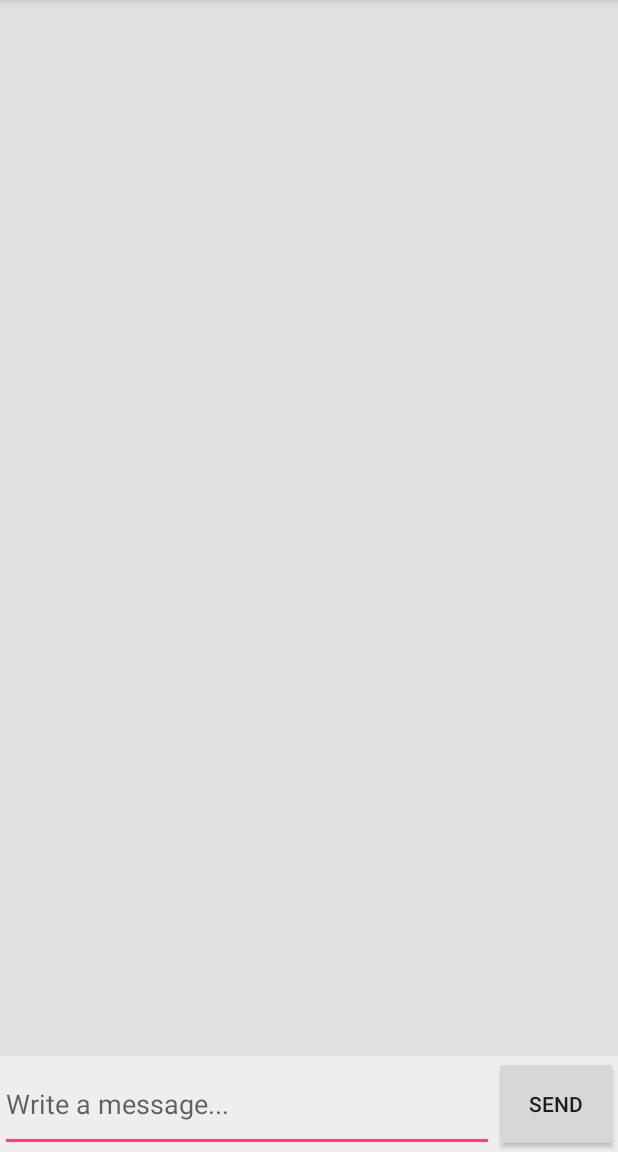
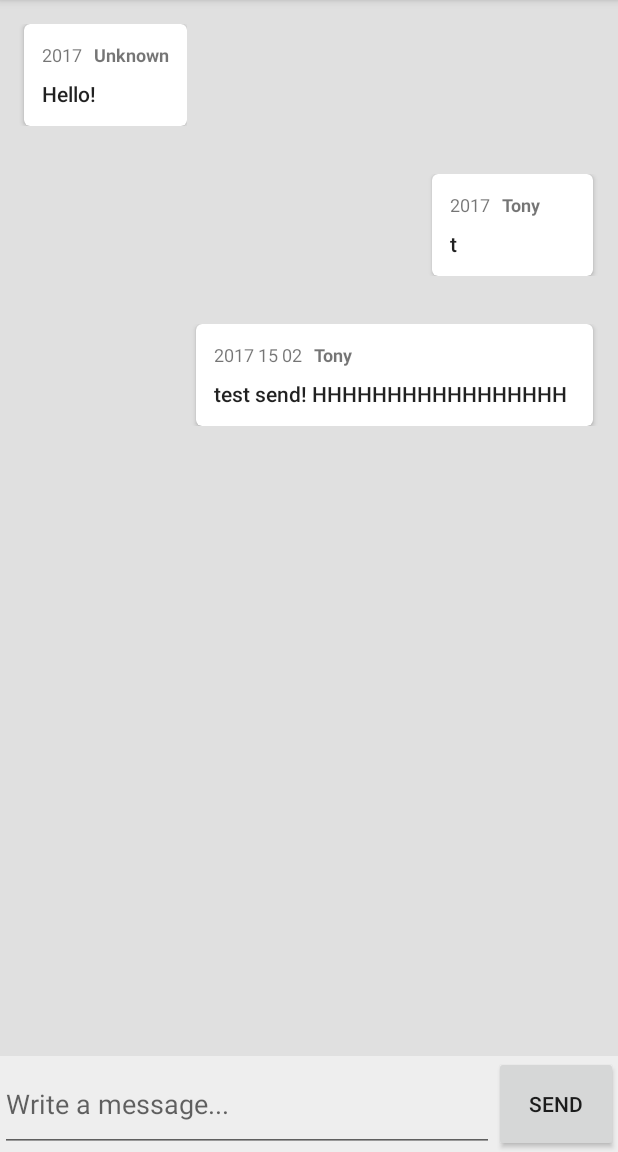
Before and after one commit to tony-em/ChatApp, an Android app: the screen it shows after launch (MainActivity), on a phone screen of 412 x 824 dp, the part 84-1236 px from its top. Run offline under Robolectric (Android 15) with nearby library versions, the phone set to English and light mode, and no system bars.

Commit message:
Add RecyclerView for messages and other fixes

```diff
--- a/ChatClientAndroid/app/build.gradle
+++ b/ChatClientAndroid/app/build.gradle
@@ -25,5 +25,7 @@ dependencies {
         exclude group: 'com.android.support', module: 'support-annotations'
     })
     compile 'com.android.support:appcompat-v7:25.3.1'
+    compile 'com.android.support:recyclerview-v7:25.3.1'
+    compile 'com.android.support:cardview-v7:25.3.1'
     testCompile 'junit:junit:4.12'
 }
--- a/ChatClientAndroid/app/src/main/java/app/chatclientandroid/MainActivity.java
+++ b/ChatClientAndroid/app/src/main/java/app/chatclientandroid/MainActivity.java
@@ -2,12 +2,27 @@ package app.chatclientandroid;
 
 import android.os.Bundle;
 import android.support.v7.app.AppCompatActivity;
+import android.support.v7.widget.LinearLayoutManager;
+import android.support.v7.widget.RecyclerView;
 
 public class MainActivity extends AppCompatActivity {
+
+    private RecyclerView recyclerView;
+    private MessageAdapter msgAdapter;
 
     @Override
     protected void onCreate(Bundle savedInstanceState) {
         super.onCreate(savedInstanceState);
         setContentView(R.layout.activity_main);
+
+        recyclerView = (RecyclerView) findViewById(R.id.msgs_pane);
+        RecyclerView.LayoutManager layoutManager = new LinearLayoutManager(this, LinearLayoutManager.VERTICAL, false);
+        recyclerView.setLayoutManager(layoutManager);
+
+        msgAdapter = MessageAdapter.getInstance();
+        recyclerView.setAdapter(msgAdapter);
+        msgAdapter.addMsg("2017", "Unknown", "Hello!", MessageAdapter.MsgType.TYPE_RECEIVE);
+        msgAdapter.addMsg("2017", "Tony", "t", MessageAdapter.MsgType.TYPE_SEND);
+        msgAdapter.addMsg("2017 15 02", "Tony", "test send! HHHHHHHHHHHHHHHHH", MessageAdapter.MsgType.TYPE_SEND);
     }
 }
--- /dev/null
+++ b/ChatClientAndroid/app/src/main/java/app/chatclientandroid/MessageAdapter.java
@@ -0,0 +1,83 @@
+package app.chatclientandroid;
+
+import android.support.v7.widget.RecyclerView;
+import android.view.LayoutInflater;
+import android.view.View;
+import android.view.ViewGroup;
+import android.widget.TextView;
+
+import java.util.ArrayList;
+import java.util.List;
+
+public class MessageAdapter extends RecyclerView.Adapter<MessageAdapter.MessageViewHolder> {
+
+    private static MessageAdapter messageAdapter;
+
+    private List<String[]> msgs = new ArrayList<>();
+    private List<MsgType> msgsTypes = new ArrayList<>();
+
+    public enum MsgType {
+        TYPE_SEND, TYPE_RECEIVE
+    }
+
+    private MessageAdapter() {
+    }
+
+    public static MessageAdapter getInstance() {
+        if (messageAdapter == null)
+            return new MessageAdapter();
+        else
+            return messageAdapter;
+    }
+
+    public void addMsg(String datetime, String nickname, String msg, MsgType type) {
+        msgs.add(new String[]{datetime, nickname, msg});
+        msgsTypes.add(type);
+        notifyDataSetChanged();
+    }
+
+    @Override
+    public MessageViewHolder onCreateViewHolder(ViewGroup parent, int viewType) {
+        View v;
+
+        if (viewType == 0) {
+            v = LayoutInflater.from(parent.getContext()).inflate(R.layout.msg_send, parent, false);
+        } else {
+            v = LayoutInflater.from(parent.getContext()).inflate(R.layout.msg_receive, parent, false);
+        }
+
+        return new MessageViewHolder(v);
+    }
+
+    @Override
+    public void onBindViewHolder(MessageViewHolder holder, int position) {
+        holder.datetime.setText(msgs.get(position)[0]);
+        holder.nickname.setText(msgs.get(position)[1]);
+        holder.msg.setText(msgs.get(position)[2]);
+    }
+
+    @Override
+    public int getItemViewType(int position) {
+        return (msgsTypes.get(position) == MsgType.TYPE_SEND) ? 0 : 1;
+    }
+
+    @Override
+    public int getItemCount() {
+        return msgs.size();
+    }
+
+    public class MessageViewHolder extends RecyclerView.ViewHolder {
+
+        private TextView datetime;
+        private TextView nickname;
+        private TextView msg;
+
+        public MessageViewHolder(View itemView) {
+            super(itemView);
+
+            datetime = (TextView) itemView.findViewById(R.id.datetime);
+            nickname = (TextView) itemView.findViewById(R.id.nickname);
+            msg = (TextView) itemView.findViewById(R.id.msg);
+        }
+    }
+}
--- a/ChatClientAndroid/app/src/main/res/layout/activity_main.xml
+++ b/ChatClientAndroid/app/src/main/res/layout/activity_main.xml
@@ -9,7 +9,15 @@
     <LinearLayout
         android:layout_width="match_parent"
         android:layout_height="match_parent"
+        android:layout_marginBottom="64dp"
         android:orientation="vertical">
+
+        <android.support.v7.widget.RecyclerView
+            android:id="@+id/msgs_pane"
+            android:layout_width="match_parent"
+            android:layout_height="match_parent">
+
+        </android.support.v7.widget.RecyclerView>
 
     </LinearLayout>
 
--- /dev/null
+++ b/ChatClientAndroid/app/src/main/res/layout/msg_receive.xml
@@ -0,0 +1,57 @@
+<?xml version="1.0" encoding="utf-8"?>
+<LinearLayout xmlns:android="http://schemas.android.com/apk/res/android"
+    xmlns:app="http://schemas.android.com/apk/res-auto"
+    android:layout_width="wrap_content"
+    android:layout_height="wrap_content"
+    android:orientation="vertical"
+    android:paddingBottom="16dp"
+    android:paddingRight="81dp"
+    android:paddingTop="16dp">
+
+    <android.support.v7.widget.CardView
+        android:layout_width="wrap_content"
+        android:layout_height="wrap_content"
+        android:layout_marginStart="16dp"
+        android:background="@color/msgColor"
+        app:cardCornerRadius="4dp"
+        app:contentPadding="12dp">
+
+        <LinearLayout
+            android:layout_width="wrap_content"
+            android:layout_height="wrap_content"
+            android:orientation="vertical">
+
+            <LinearLayout
+                android:layout_width="wrap_content"
+                android:layout_height="wrap_content"
+                android:orientation="horizontal">
+
+                <TextView
+                    android:id="@+id/datetime"
+                    android:layout_width="wrap_content"
+                    android:layout_height="wrap_content"
+                    android:layout_marginBottom="8dp"
+                    android:layout_marginRight="8dp"
+                    android:textSize="12sp" />
+
+                <TextView
+                    android:id="@+id/nickname"
+                    android:layout_width="wrap_content"
+                    android:layout_height="wrap_content"
+                    android:layout_marginBottom="8dp"
+                    android:textSize="12sp"
+                    android:textStyle="bold" />
+
+            </LinearLayout>
+
+            <TextView
+                android:id="@+id/msg"
+                android:layout_width="wrap_content"
+                android:layout_height="wrap_content"
+                android:textAppearance="@style/TextAppearance.AppCompat.Body2" />
+
+        </LinearLayout>
+
+    </android.support.v7.widget.CardView>
+
+</LinearLayout>
--- /dev/null
+++ b/ChatClientAndroid/app/src/main/res/layout/msg_send.xml
@@ -0,0 +1,63 @@
+<?xml version="1.0" encoding="utf-8"?>
+<LinearLayout xmlns:android="http://schemas.android.com/apk/res/android"
+    xmlns:app="http://schemas.android.com/apk/res-auto"
+    android:layout_width="match_parent"
+    android:layout_height="wrap_content"
+    android:orientation="horizontal"
+    android:paddingBottom="16dp"
+    android:paddingLeft="81dp"
+    android:paddingTop="16dp">
+
+    <TextView
+        android:layout_width="wrap_content"
+        android:layout_height="wrap_content"
+        android:layout_weight="0.9" />
+
+    <android.support.v7.widget.CardView
+        android:layout_width="wrap_content"
+        android:layout_height="wrap_content"
+        android:layout_marginRight="16dp"
+        android:layout_weight="0.1"
+        android:background="@color/msgColor"
+        app:cardCornerRadius="4dp"
+        app:contentPadding="12dp">
+
+        <LinearLayout
+            android:layout_width="wrap_content"
+            android:layout_height="wrap_content"
+            android:orientation="vertical">
+
+            <LinearLayout
+                android:layout_width="wrap_content"
+                android:layout_height="wrap_content"
+                android:orientation="horizontal">
+
+                <TextView
+                    android:id="@+id/datetime"
+                    android:layout_width="wrap_content"
+                    android:layout_height="wrap_content"
+                    android:layout_marginBottom="8dp"
+                    android:layout_marginRight="8dp"
+                    android:textSize="12sp" />
+
+                <TextView
+                    android:id="@+id/nickname"
+                    android:layout_width="wrap_content"
+                    android:layout_height="wrap_content"
+                    android:layout_marginBottom="8dp"
+                    android:textSize="12sp"
+                    android:textStyle="bold" />
+
+            </LinearLayout>
+
+            <TextView
+                android:id="@+id/msg"
+                android:layout_width="wrap_content"
+                android:layout_height="wrap_content"
+                android:textAppearance="@style/TextAppearance.AppCompat.Body2" />
+
+        </LinearLayout>
+
+    </android.support.v7.widget.CardView>
+
+</LinearLayout>
--- a/ChatClientAndroid/app/src/main/res/values/colors.xml
+++ b/ChatClientAndroid/app/src/main/res/values/colors.xml
@@ -6,4 +6,5 @@
     <color name="background_send_btn">#4db6ac</color>
     <color name="colorPrimaryDark">#303F9F</color>
     <color name="colorAccent">#FF4081</color>
+    <color name="msgColor">#ffffff</color>
 </resources>
```
Also changed, not shown: 2 other files.
